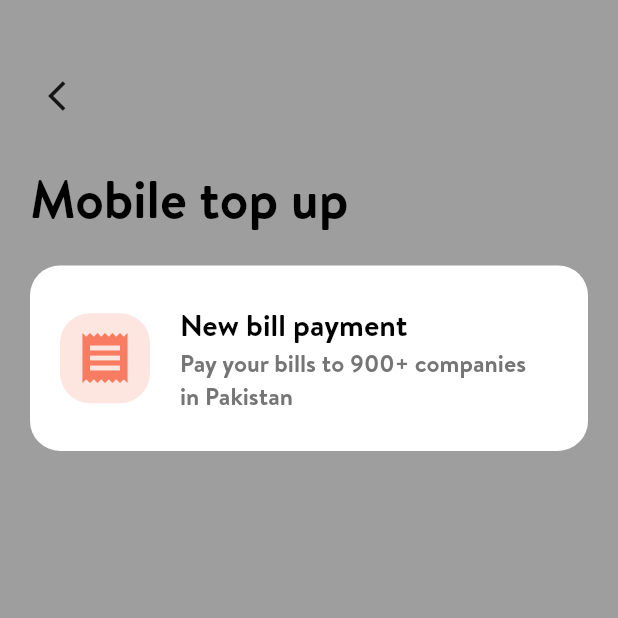
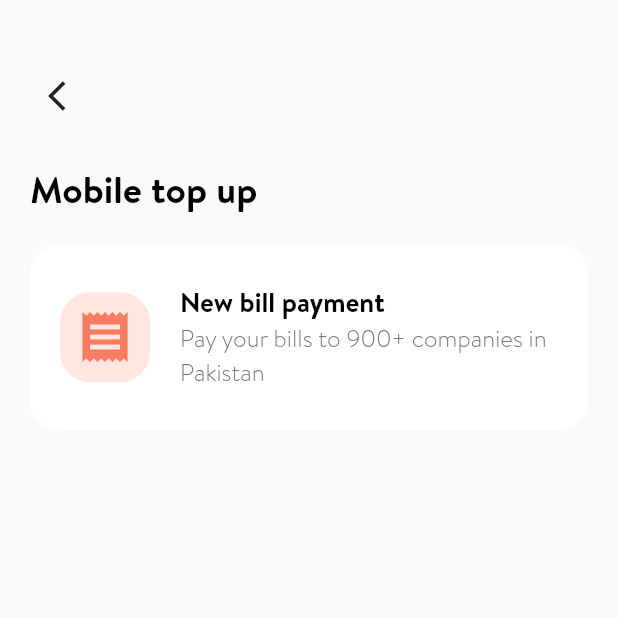
Before and after one commit to Suhaibusman/Sadapay-Clone, a Flutter app: the screen it shows after launch, item 2 of the bottom bar chosen, after a tap on "Bills & utilities", on a phone screen of 412 x 824 dp, the top half of it. Run offline on Flutter 3.47's test engine with Material 2 defaults, Android fonts, the phone set to English and light mode, and no system bars.

Commit message:
sadapay clone

```diff
--- a/lib/screens/payment/Bills and utilities/bills_screen.dart
+++ b/lib/screens/payment/Bills and utilities/bills_screen.dart
@@ -14,7 +14,7 @@ class _BillsScreenState extends State<BillsScreen> {
   @override
   Widget build(BuildContext context) {
     return Scaffold(
-      backgroundColor: Colors.grey,
+
       body: SafeArea(
         child: Padding(
           padding: const EdgeInsets.all(20),
@@ -24,10 +24,10 @@ class _BillsScreenState extends State<BillsScreen> {
               const SizedBox(height: 20,),
               IconButton(onPressed:()=> Navigator.pop(context), icon: const Icon(Icons.arrow_back_ios)),
                    const SizedBox(height: 20,),
-  const Text("Mobile top up" , style: TextStyle(
+          const Text("Mobile top up" , style: TextStyle(
                       fontFamily: "Brandon" ,
-                      fontSize: 35,
-                      // fontWeight: FontWeight.w500,
+                      fontSize: 25,
+                       fontWeight: FontWeight.w400,
                       color: Colors.black
                     ),),
                         const SizedBox(height: 20,),
@@ -67,7 +67,7 @@ class _BillsScreenState extends State<BillsScreen> {
                       children: [
                             const Text("New bill payment" , style: TextStyle(
                         fontFamily: "Brandon" ,
-                        fontSize: 20,
+                        fontSize: 18,
                         fontWeight: FontWeight.w500,
                         color: Colors.black
                       ),),
@@ -77,7 +77,7 @@ class _BillsScreenState extends State<BillsScreen> {
 
                                                fontFamily: "Brandon" ,
                                                fontSize: 16,
-                                               fontWeight: FontWeight.w500,
+                                               fontWeight: FontWeight.w300,
                                                color: Colors.grey[600]
                                              ),),
                          ),
--- a/lib/screens/payment/mobiletopup/mobiletopup.dart
+++ b/lib/screens/payment/mobiletopup/mobiletopup.dart
@@ -76,7 +76,7 @@ class _MobileTopUpState extends State<MobileTopUp> {
                         children: [
                               const Text("New Mobile top up" , style: TextStyle(
                           fontFamily: "Brandon" ,
-                          fontSize: 20,
+                          fontSize: 18,
                           fontWeight: FontWeight.w500,
                           color: Colors.black
                         ),),
@@ -86,7 +86,7 @@ class _MobileTopUpState extends State<MobileTopUp> {
 
                                                  fontFamily: "Brandon" ,
                                                  fontSize: 16,
-                                                 fontWeight: FontWeight.w500,
+                                                 fontWeight: FontWeight.w300,
                                                  color: Colors.grey[600]
                                                ),),
                            ),
--- a/lib/widgets/BottomNavBar/navbar.dart
+++ b/lib/widgets/BottomNavBar/navbar.dart
@@ -58,13 +58,13 @@ class _NavBarState extends State<NavBar> {
               child: Row(
                 children: [
                   Container(
-                    height: 60,
-                    width: 60,
+                    height: 50,
+                    width: 50,
                     decoration: BoxDecoration(
                       borderRadius: const BorderRadius.all(Radius.circular(20)),
                       color: MyColors.pinkColor.withOpacity(0.2)
                     ),
-                    child:  const Icon(Icons.send_to_mobile ,color: MyColors.pinkColor, size: 40,)),
+                    child:  const Icon(Icons.send_to_mobile ,color: MyColors.pinkColor, size: 30,)),
                 Padding(
                 padding: const EdgeInsets.only(left: 20),
                   child: Column(
@@ -73,14 +73,14 @@ class _NavBarState extends State<NavBar> {
                     children: [
                           const Text("Mobile top up" , style: TextStyle(
                       fontFamily: "Brandon" ,
-                      fontSize: 20,
+                      fontSize: 18,
                       fontWeight: FontWeight.w500,
                       color: Colors.black
                     ),),
                        Text("Instantly top up your mobile." , style: TextStyle(
                       fontFamily: "Brandon" ,
                       fontSize: 16,
-                      fontWeight: FontWeight.w500,
+                      fontWeight: FontWeight.w300,
                       color: Colors.grey[600]
                     ),),
                     ],
@@ -105,13 +105,13 @@ class _NavBarState extends State<NavBar> {
                      child: Row(
                                  children: [
                                    Container(
-                      height: 60,
-                      width: 60,
+                  height: 50,
+                    width: 50,
                       decoration: BoxDecoration(
                         borderRadius: const BorderRadius.all(Radius.circular(20)),
                         color: MyColors.pinkColor.withOpacity(0.2)
                       ),
-                      child:  const Icon(Icons.receipt_sharp ,color: MyColors.pinkColor, size: 40,)),
+                      child:  const Icon(Icons.receipt_sharp ,color: MyColors.pinkColor, size: 30,)),
                                  Padding(
                                    padding: const EdgeInsets.only(left:20),
                                    child: Column(
@@ -120,14 +120,14 @@ class _NavBarState extends State<NavBar> {
                       children: [
                             const Text("Bills & utilities" , style: TextStyle(
                         fontFamily: "Brandon" ,
-                        fontSize: 20,
+                        fontSize: 18,
                         fontWeight: FontWeight.w500,
                         color: Colors.black
                       ),),
                          Text("Pay for your utilities." , style: TextStyle(
                         fontFamily: "Brandon" ,
                         fontSize: 16,
-                        fontWeight: FontWeight.w500,
+                        fontWeight: FontWeight.w300,
                         color: Colors.grey[600]
                       ),),
                       ],
@@ -149,13 +149,13 @@ class _NavBarState extends State<NavBar> {
                    child: Row(
                                children: [
                                  Container(
-                    height: 60,
-                    width: 60,
+                height: 50,
+                    width: 50,
                     decoration: BoxDecoration(
                       borderRadius: const BorderRadius.all(Radius.circular(20)),
                       color: MyColors.pinkColor.withOpacity(0.2)
                     ),
-                    child:  const Icon(Icons.remove_from_queue_rounded ,color: MyColors.pinkColor, size: 40,)),
+                    child:  const Icon(Icons.remove_from_queue_rounded ,color: MyColors.pinkColor, size: 30,)),
                                Padding(
                                  padding: const EdgeInsets.only(left: 20),
                                  child: Column(
@@ -164,14 +164,14 @@ class _NavBarState extends State<NavBar> {
                     children: [
                           const Text("Money requests" , style: TextStyle(
                       fontFamily: "Brandon" ,
-                      fontSize: 20,
+                      fontSize: 18,
                       fontWeight: FontWeight.w500,
                       color: Colors.black
                     ),),
                        Text("Review pending money requests." , style: TextStyle(
                       fontFamily: "Brandon" ,
                       fontSize: 16,
-                      fontWeight: FontWeight.w500,
+                      fontWeight: FontWeight.w300,
                       color: Colors.grey[600]
                     ),),
                     ],
```
Also changed, not shown: assets/images/freeze.jpg (added).
